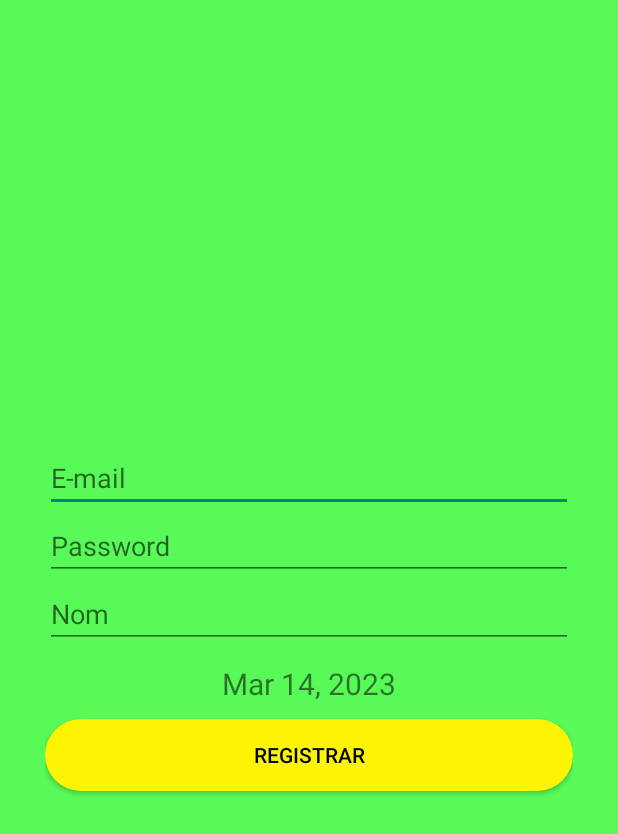
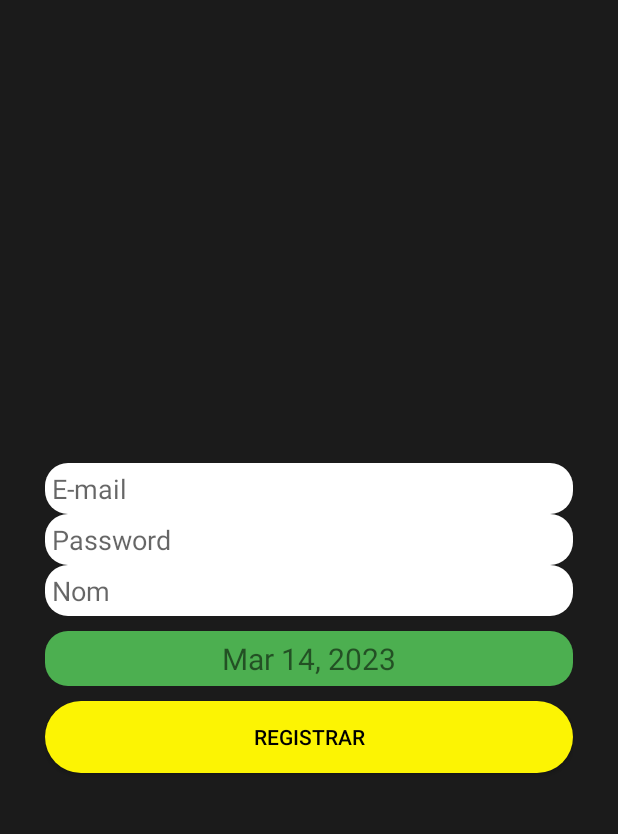
Before and after one commit to Dozom/androidalphabetsoup, an Android app: the Register screen opened directly, with no data from a screen before it, on a phone screen of 412 x 824 dp. Shown: the top 834 px of the screen. Run offline under Robolectric (Android 15) with nearby library versions, the phone set to English and light mode, and no system bars; our stand-ins replace Firebase (no records; nobody signed in at launch, a user with empty details on screens opened directly).

Commit message:
Theme change

```diff
--- /dev/null
+++ b/app/src/main/res/drawable/rounded_corner.xml
@@ -0,0 +1,16 @@
+<?xml version="1.0" encoding="utf-8"?>
+<shape xmlns:android="http://schemas.android.com/apk/res/android" >
+    <stroke
+        android:width="0dp"
+        android:color="@android:color/transparent" />
+
+    <solid android:color="@color/white" />
+
+    <padding
+        android:left="5dp"
+        android:right="5dp"
+        android:bottom="5dp"
+        android:top="5dp" />
+
+    <corners android:radius="15dp" />
+</shape>
--- a/app/src/main/res/layout/activity_main.xml
+++ b/app/src/main/res/layout/activity_main.xml
@@ -5,8 +5,9 @@ xmlns:app="http://schemas.android.com/apk/res-auto"
     xmlns:tools="http://schemas.android.com/tools"
     android:layout_width="match_parent"
     android:layout_height="match_parent"
-android:background="#58FA58"
+    android:background="#1B1B1B"
     tools:context=".MainActivity">
+
     <ImageView
         android:id="@+id/splashLogo"
         android:layout_width="0dp"
--- a/app/src/main/res/layout/activity_main2.xml
+++ b/app/src/main/res/layout/activity_main2.xml
@@ -4,6 +4,7 @@
     xmlns:tools="http://schemas.android.com/tools"
     android:layout_width="match_parent"
     android:layout_height="match_parent"
+    android:background="#1B1B1B"
     tools:context=".Splash">
 
 </androidx.constraintlayout.widget.ConstraintLayout>
--- a/app/src/main/res/layout/activity_register.xml
+++ b/app/src/main/res/layout/activity_register.xml
@@ -5,7 +5,7 @@
     xmlns:tools="http://schemas.android.com/tools"
     android:layout_width="match_parent"
     android:layout_height="match_parent"
-    android:background="#58FA58"
+    android:background="#1B1B1B"
     tools:context=".Register">
     <LinearLayout
         android:layout_width="match_parent"
@@ -14,37 +14,42 @@
         android:orientation="vertical"
         android:padding="30dp">
         <!-- ENTREM EL MAIL -->
+        <!-- forcem que la entrada sigui un correu electronic -->
+        <!-- ENTREM EL PASSWORD -->
         <EditText
             android:id="@+id/correoEt"
             android:layout_width="match_parent"
             android:layout_height="wrap_content"
-            android:inputType="textEmailAddress"
-            android:hint="@string/correoEt" />
-        <!-- forcem que la entrada sigui un correu electronic -->
-        <!-- ENTREM EL PASSWORD -->
+            android:background="@drawable/rounded_corner"
+            android:hint="@string/correoEt"
+            android:inputType="textEmailAddress" />
+
         <EditText
             android:id="@+id/passEt"
             android:layout_width="match_parent"
             android:layout_height="wrap_content"
-            android:inputType="textPassword"
-            android:hint="@string/passEt" />
+            android:background="@drawable/rounded_corner"
+            android:hint="@string/passEt"
+            android:inputType="textPassword" />
         <!-- forcem que la entrada sigui un password -->
         <!-- ENTREM EL NOM DEL JUGADOR -->
         <EditText
             android:id="@+id/nombreEt"
             android:layout_width="match_parent"
             android:layout_height="wrap_content"
+            android:background="@drawable/rounded_corner"
             android:hint="@string/nombreEt" />
         <!-- DATA ACTUAL -->
         <TextView
             android:id="@+id/fechaTxt"
             android:layout_width="match_parent"
             android:layout_height="wrap_content"
+            android:layout_marginTop="10dp"
+            android:background="@drawable/rounded_corner"
+            android:backgroundTint="#4CAF50"
             android:gravity="center"
             android:hint="@string/fechaTxt"
-            android:textSize="20sp"
-            android:layout_marginTop="10dp"
-            />
+            android:textSize="20sp" />
         <!-- BOTO DE ENTRAR -->
         <Button
             android:id="@+id/Register"
--- a/app/src/main/res/layout/activity_selecccioni_nivell.xml
+++ b/app/src/main/res/layout/activity_selecccioni_nivell.xml
@@ -5,6 +5,7 @@
     xmlns:tools="http://schemas.android.com/tools"
     android:layout_width="match_parent"
     android:layout_height="match_parent"
+    android:background="#1B1B1B"
     tools:context=".selecccioniNivell">
     <ImageView
         android:id="@+id/fondomontse"
```
Also changed, not shown: app/src/main/java/com/mont/alphabetsoup/LevelOne.kt (+13 -12 lines), app/src/main/res/layout/activity_level_one.xml (+10 -7 lines), app/src/main/res/layout/activity_login.xml (+12 -5 lines), app/src/main/res/layout/activity_menu.xml (+17 -12 lines). Lines whose indentation alone changed are shown as unchanged.
